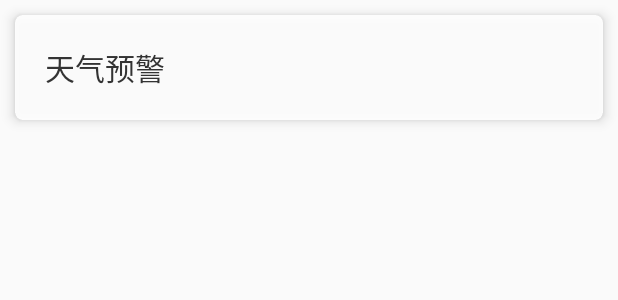
After one commit to tranquilme/Weather, an Android app: the layout alert_weather.xml on its own in the app's theme, with its tools: preview values and no code run, on a phone screen of 412 x 824 dp. The commit adds this screen. Shown: the top 300 px of the screen. Run offline under Robolectric (Android 15) with nearby library versions, the phone set to English and light mode, and no system bars.

Commit message:
Feature 添加预警信息

```diff
--- a/app/src/main/java/com/example/testapp/logic/model/RealtimeResponse.kt
+++ b/app/src/main/java/com/example/testapp/logic/model/RealtimeResponse.kt
@@ -2,11 +2,15 @@ package com.example.testapp.logic.model
 
 data class RealtimeResponse(val status: String, val result: Result) {
 
-    data class Result(val realtime: Realtime)
+    data class Result(val realtime: Realtime, val alert: AlertInfo)
 
     data class Realtime(val temperature: Float, val skycon: String, val air_quality: Air_Quality)
 
     data class Air_Quality(val aqi: Aqi)
 
     data class Aqi(val chn: Float)
+
+    data class AlertInfo(val status: String, val content: List<AlertItem>)
+
+    data class AlertItem(val title: String, val description: String)
 }
--- a/app/src/main/java/com/example/testapp/logic/network/WeatherService.kt
+++ b/app/src/main/java/com/example/testapp/logic/network/WeatherService.kt
@@ -8,7 +8,7 @@ import retrofit2.http.GET
 import retrofit2.http.Path
 
 interface WeatherService {
-    @GET("/v2.5/${WeatherApplication.token}/{lng},{lat}/realtime.json?dailysteps=7")
+    @GET("/v2.5/${WeatherApplication.token}/{lng},{lat}/realtime?alert=true")
     suspend fun getRealtimeWeather(@Path("lng") lng: String, @Path("lat") lat: String):RealtimeResponse
 
     @GET("/v2.5/${WeatherApplication.token}/{lng},{lat}/daily.json?dailysteps=7")
--- a/app/src/main/res/layout/activity_weather.xml
+++ b/app/src/main/res/layout/activity_weather.xml
@@ -62,6 +62,8 @@
 
                     <include layout="@layout/forecast_weather" />
 
+                    <include layout="@layout/alert_weather" />
+
                 </LinearLayout>
             </ScrollView>
         </androidx.swiperefreshlayout.widget.SwipeRefreshLayout>
--- /dev/null
+++ b/app/src/main/res/layout/alert_weather.xml
@@ -0,0 +1,44 @@
+<?xml version="1.0" encoding="utf-8"?>
+<androidx.cardview.widget.CardView xmlns:android="http://schemas.android.com/apk/res/android"
+    android:id="@+id/alert_content_cv"
+    xmlns:app="http://schemas.android.com/apk/res-auto"
+    xmlns:tools="http://schemas.android.com/tools"
+    android:layout_width="match_parent"
+    android:layout_height="wrap_content"
+    android:layout_margin="10dp"
+    android:visibility="visible"
+    app:cardCornerRadius="5dp"
+    app:cardElevation="5dp"
+    android:alpha="0.9"
+    >
+
+    <LinearLayout
+        android:layout_width="match_parent"
+        android:layout_height="match_parent"
+        android:orientation="vertical"
+        >
+
+        <TextView
+            android:id="@+id/textView"
+            android:layout_width="wrap_content"
+            android:layout_height="wrap_content"
+            android:text="@string/alert_title"
+            android:textColor="#222222"
+            android:textSize="20sp"
+            android:layout_marginTop="20dp"
+            android:layout_marginLeft="20dp"
+            />
+
+        <LinearLayout
+            android:id="@+id/fl_alert"
+            android:layout_width="match_parent"
+            android:layout_height="match_parent"
+            android:orientation="vertical"
+            android:paddingTop="20dp"
+            android:paddingStart="20dp"
+            android:paddingEnd="20dp"
+            />
+
+    </LinearLayout>
+
+</androidx.cardview.widget.CardView>
--- a/app/src/main/res/layout/recycleitem_mycity.xml
+++ b/app/src/main/res/layout/recycleitem_mycity.xml
@@ -81,7 +81,7 @@
             android:layout_width="110dp"
             android:layout_height="match_parent"
             android:layout_gravity="end"
-            android:background="@color/deleteRed"
+            android:background="@color/red"
             >
             <ImageView
                 android:id="@+id/image11"
--- a/app/src/main/res/values/colors.xml
+++ b/app/src/main/res/values/colors.xml
@@ -14,6 +14,5 @@
     <color name="my_city_title_text_color">@color/white</color>
     <color name="recyclerBlue">#619CE0</color>
     <color name="recyclerGray">#E8E8E8</color>
-    <color name="deleteRed">#FF0000</color>
-
+    <color name="red">#FF0000</color>
 </resources>
--- a/app/src/main/res/values/strings.xml
+++ b/app/src/main/res/values/strings.xml
@@ -13,4 +13,5 @@
     <string name="forecast">预报</string>
     <string name="search_place">搜索城市</string>
     <string name="hour">未来12小时预报</string>
+    <string name="alert_title">天气预警</string>
 </resources>
```
Also changed, not shown: app/src/main/java/com/example/testapp/ui/weather/WeatherActivity.kt (+19 -0 lines), app/src/main/res/layout/alert_item.xml (added, +27 -0 lines), 767 other files.
